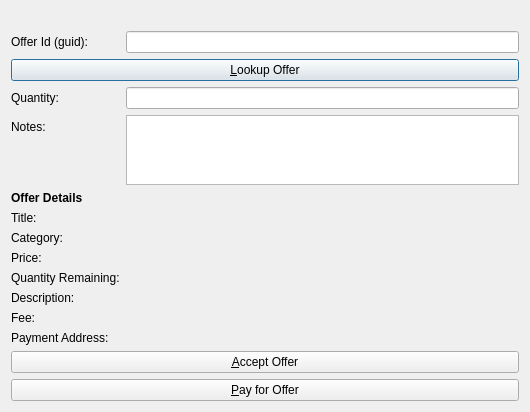
This is src/qt/forms/acceptandpayofferlistpage.ui in syscoin/syscoin1 as Qt 5 draws it before an edit. The edited form follows.
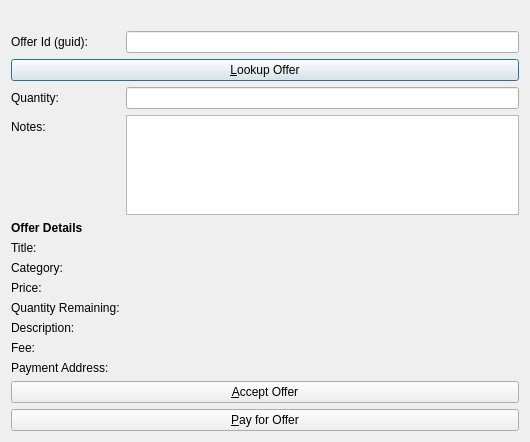
This is the edited form. Icons and pictures are not drawn.

Commit message:
fix 2 bugs on offer qt gui
1) Word wrap on offer fields (avoid qt dialog resizing on large lines of
text)
2) parse description json object from description field of offer and
display it

What changed in the file:
```diff
--- a/src/qt/forms/acceptandpayofferlistpage.ui
+++ b/src/qt/forms/acceptandpayofferlistpage.ui
@@ -7,7 +7,7 @@
     <x>0</x>
     <y>0</y>
     <width>530</width>
-    <height>411</height>
+    <height>442</height>
    </rect>
   </property>
   <property name="windowTitle">
@@ -115,6 +115,9 @@
        <property name="text">
         <string/>
        </property>
+       <property name="wordWrap">
+        <bool>true</bool>
+       </property>
       </widget>
      </item>
      <item row="12" column="0">
@@ -132,6 +135,9 @@
        <property name="text">
         <string/>
        </property>
+       <property name="wordWrap">
+        <bool>true</bool>
+       </property>
       </widget>
      </item>
      <item row="13" column="0">
@@ -149,6 +155,9 @@
        <property name="text">
         <string/>
        </property>
+       <property name="wordWrap">
+        <bool>true</bool>
+       </property>
       </widget>
      </item>
      <item row="14" column="0">
@@ -166,6 +175,9 @@
        <property name="text">
         <string/>
        </property>
+       <property name="wordWrap">
+        <bool>true</bool>
+       </property>
       </widget>
      </item>
      <item row="15" column="0">
@@ -183,6 +195,9 @@
        <property name="text">
         <string/>
        </property>
+       <property name="wordWrap">
+        <bool>true</bool>
+       </property>
       </widget>
      </item>
      <item row="16" column="0">
@@ -200,6 +215,9 @@
        <property name="text">
         <string/>
        </property>
+       <property name="wordWrap">
+        <bool>true</bool>
+       </property>
       </widget>
      </item>
      <item row="17" column="0">
@@ -217,6 +235,9 @@
        <property name="text">
         <string/>
        </property>
+       <property name="wordWrap">
+        <bool>true</bool>
+       </property>
       </widget>
      </item>
     </layout>
```
The commit also changes 3 other files.
